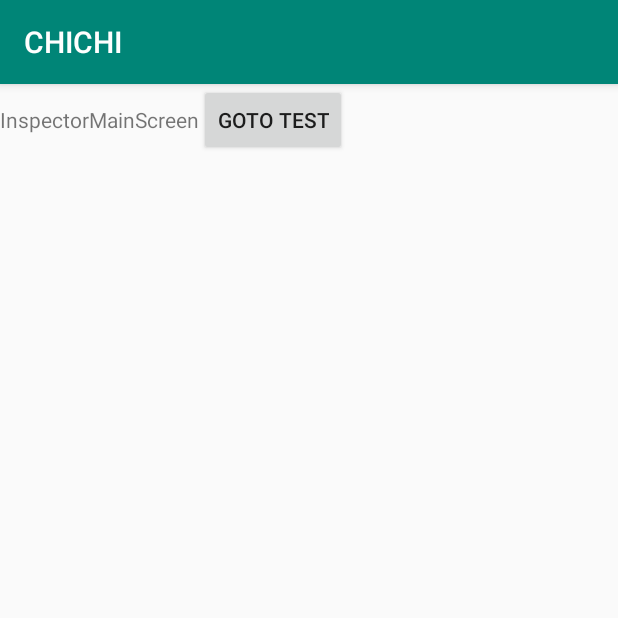
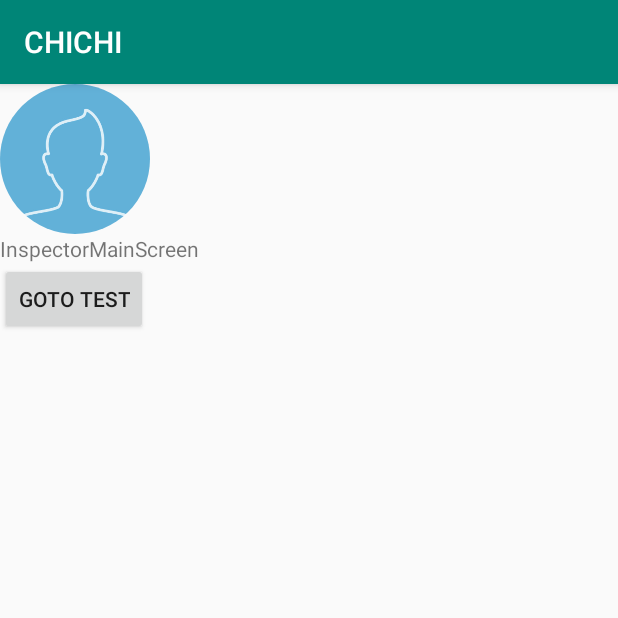
Before and after one commit to HyeonJiChoi/ChiChi, an Android app: the screen it shows after launch (InspectorMainScreen), after a tap on "GOTO INSPECTOR MAIN SCREEN", on a phone screen of 412 x 824 dp, the top half of it. Run offline under Robolectric (Android 15) with nearby library versions, the phone set to English and light mode, and no system bars; our stand-ins replace CircleImageView, Firebase (no records; nobody signed in at launch, a user with empty details on screens opened directly); libraries missing offline, so code that uses them is left out: com.firebase.ui; 1 statement that could not run was skipped.

Commit message:
Add cycle picture
add cycle picture

```diff
--- a/CHICHI/app/build.gradle
+++ b/CHICHI/app/build.gradle
@@ -29,5 +29,9 @@ dependencies {
     testImplementation 'junit:junit:4.12'
     androidTestImplementation 'androidx.test.ext:junit:1.1.0'
     androidTestImplementation 'androidx.test.espresso:espresso-core:3.1.1'
+    implementation 'de.hdodenhof:circleimageview:3.0.0'
+    implementation 'com.github.bumptech.glide:glide:3.7.0'
+    implementation 'com.firebaseui:firebase-ui-storage:2.0.1'
+    implementation 'com.android.support:design:28.0.0'
 }
 apply plugin: 'com.google.gms.google-services'
--- a/CHICHI/app/src/main/java/org/dementia/chichi/InspectorMainScreen.java
+++ b/CHICHI/app/src/main/java/org/dementia/chichi/InspectorMainScreen.java
@@ -7,14 +7,31 @@ import android.os.Bundle;
 import android.view.View;
 import android.widget.Button;
 
+import com.bumptech.glide.Glide;
+import com.google.firebase.storage.FirebaseStorage;
+import com.google.firebase.storage.StorageReference;
+import com.firebase.ui.storage.images.FirebaseImageLoader;
+
+import de.hdodenhof.circleimageview.CircleImageView;
+
 public class InspectorMainScreen extends AppCompatActivity {
     Button testButton;
+    CircleImageView inspectorMainScreenProfile;
+    StorageReference riversRef;
+
     @Override
     protected void onCreate(Bundle savedInstanceState) {
         super.onCreate(savedInstanceState);
         setContentView(R.layout.activity_inspector_main_screen);
+        riversRef = FirebaseStorage.getInstance().getReferenceFromUrl("gs://chichi-cef38.appspot.com");;
+        testButton = findViewById(R.id.inspectorMainScreenTestButton);
+        inspectorMainScreenProfile = findViewById(R.id.inspectorMainScreenProfile);
 
-        testButton = findViewById(R.id.inspectorMainScreenTestButton);
+        Glide.with(this)
+                .using(new FirebaseImageLoader())
+                .load(riversRef.child("userProfiles/"+"최현지chj159258357"+".jpg"))
+                .into(inspectorMainScreenProfile);
+
         testButton.setOnClickListener(new View.OnClickListener() {
             @Override
             public void onClick(View v) {
--- a/CHICHI/app/src/main/java/org/dementia/chichi/MainActivity.java
+++ b/CHICHI/app/src/main/java/org/dementia/chichi/MainActivity.java
@@ -27,7 +27,6 @@ public class MainActivity extends AppCompatActivity {
 
         FirestoreManagement firestoreManagement = new FirestoreManagement();
         firestoreManagement.read_data("최현지chj159258357");
-        System.out.println("Main!!!!!!" + firestoreManagement.age);
 
 
     }
--- a/CHICHI/app/src/main/res/layout/activity_inspector_main_screen.xml
+++ b/CHICHI/app/src/main/res/layout/activity_inspector_main_screen.xml
@@ -1,8 +1,15 @@
 <?xml version="1.0" encoding="utf-8"?>
 <LinearLayout xmlns:android="http://schemas.android.com/apk/res/android"
     android:layout_width="match_parent"
-    android:layout_height="match_parent">
+    android:layout_height="match_parent"
+    android:orientation="vertical">
 
+    <de.hdodenhof.circleimageview.CircleImageView
+        android:src="@drawable/initprofile"
+        android:id="@+id/inspectorMainScreenProfile"
+        android:layout_width="100dp"
+        android:layout_height="100dp"
+        />
     <TextView
         android:layout_width="wrap_content"
         android:layout_height="wrap_content"
```
Also changed, not shown: CHICHI/app/src/main/res/drawable/initprofile.jpg (added).
